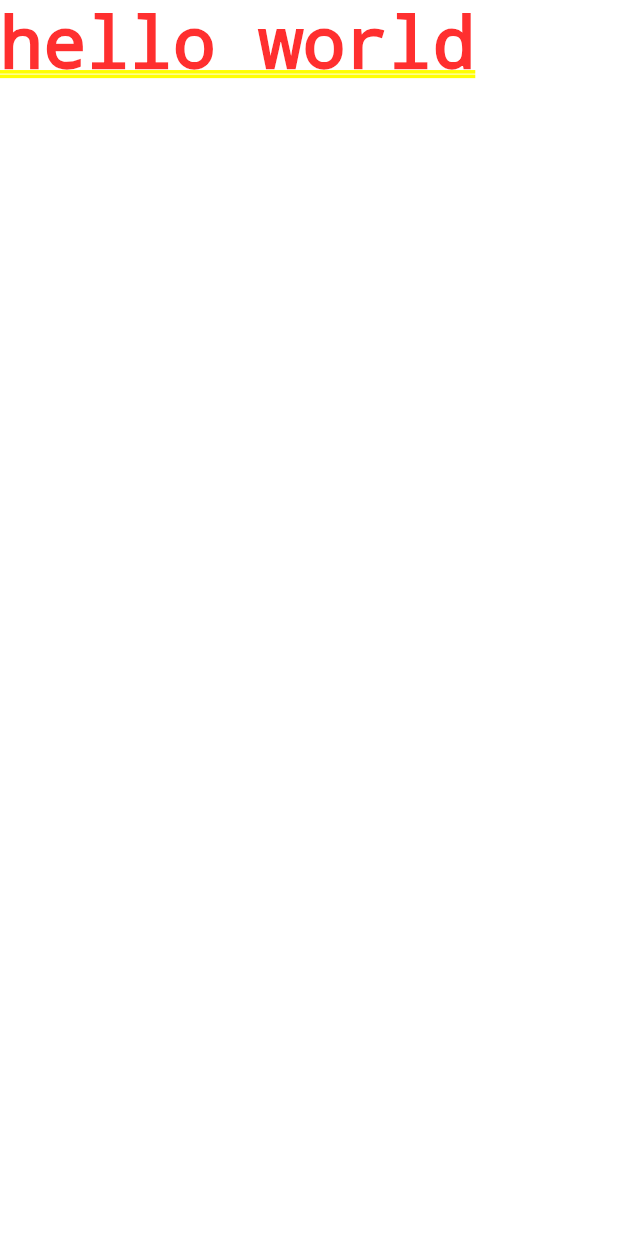
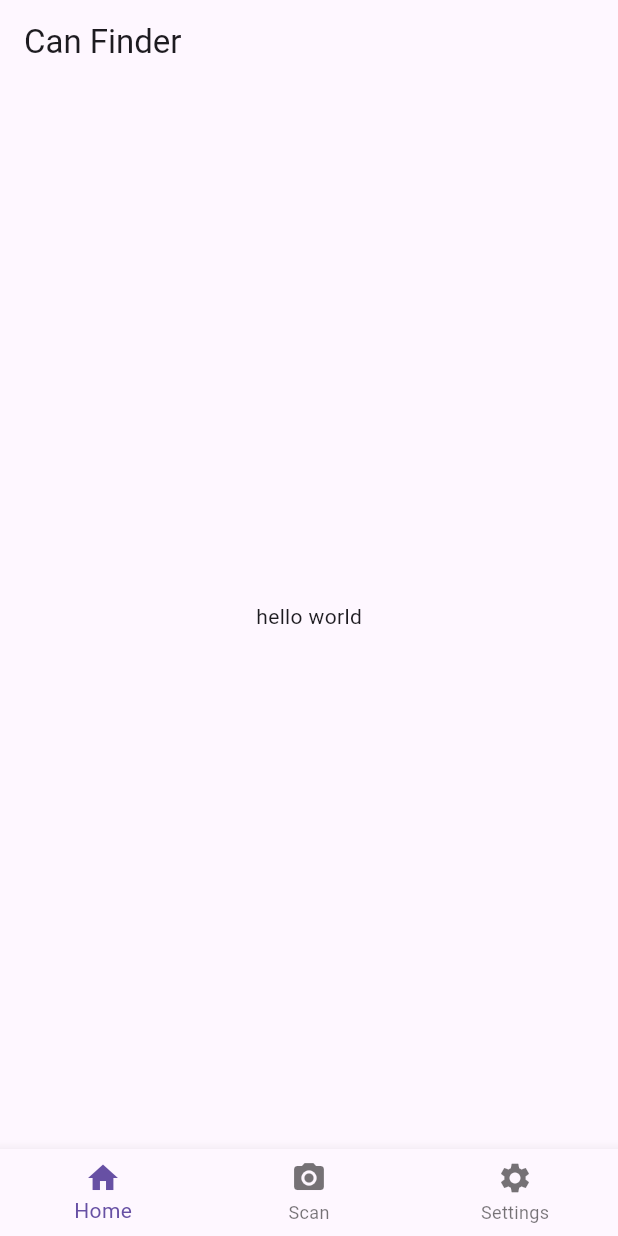
Before and after one commit to overjjang/can_finder, a Flutter app: the screen it shows after launch, on a phone screen of 412 x 824 dp. Run offline on Flutter 3.47's test engine with Material 3 defaults, Android fonts, the phone set to English and light mode, and no system bars.

Commit message:
Add scaffold with bottom navigation

```diff
--- a/lib/main.dart
+++ b/lib/main.dart
@@ -3,14 +3,65 @@ import 'package:flutter/material.dart';
 void main() {
   runApp(const MyApp());
 }
+
 class MyApp extends StatelessWidget {
   const MyApp({Key? key}) : super(key: key);
+
   @override
   Widget build(BuildContext context) {
-
     return const MaterialApp(
-      home: Text('hello world'),
+      home: MainPage(),
     );
-
   }
 }
+
+class MainPage extends StatefulWidget {
+  const MainPage({Key? key}) : super(key: key);
+
+  @override
+  State<MainPage> createState() => _MainPageState();
+}
+
+class _MainPageState extends State<MainPage> {
+  int _selectedIndex = 0;
+
+  static const List<Widget> _pages = <Widget>[
+    Center(child: Text('hello world')),
+    Center(child: Text('Camera')),
+    Center(child: Text('Settings')),
+  ];
+
+  void _onItemTapped(int index) {
+    setState(() {
+      _selectedIndex = index;
+    });
+  }
+
+  @override
+  Widget build(BuildContext context) {
+    return Scaffold(
+      appBar: AppBar(
+        title: const Text('Can Finder'),
+      ),
+      body: _pages[_selectedIndex],
+      bottomNavigationBar: BottomNavigationBar(
+        items: const <BottomNavigationBarItem>[
+          BottomNavigationBarItem(
+            icon: Icon(Icons.home),
+            label: 'Home',
+          ),
+          BottomNavigationBarItem(
+            icon: Icon(Icons.camera_alt),
+            label: 'Scan',
+          ),
+          BottomNavigationBarItem(
+            icon: Icon(Icons.settings),
+            label: 'Settings',
+          ),
+        ],
+        currentIndex: _selectedIndex,
+        onTap: _onItemTapped,
+      ),
+    );
+  }
+}
```
